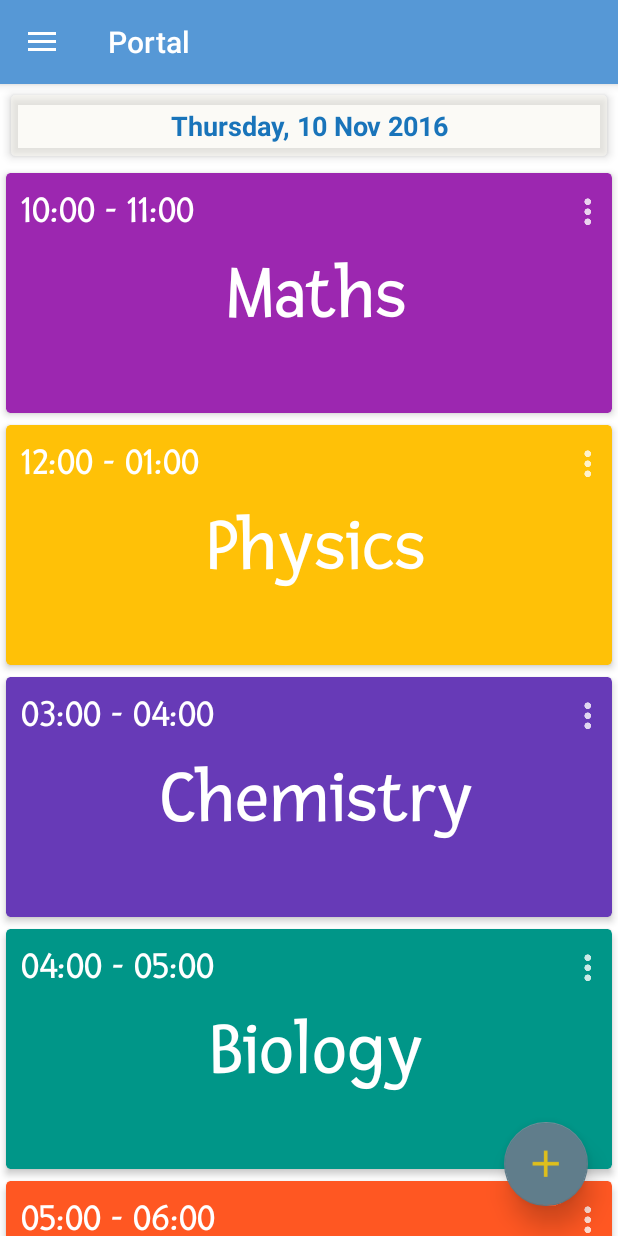
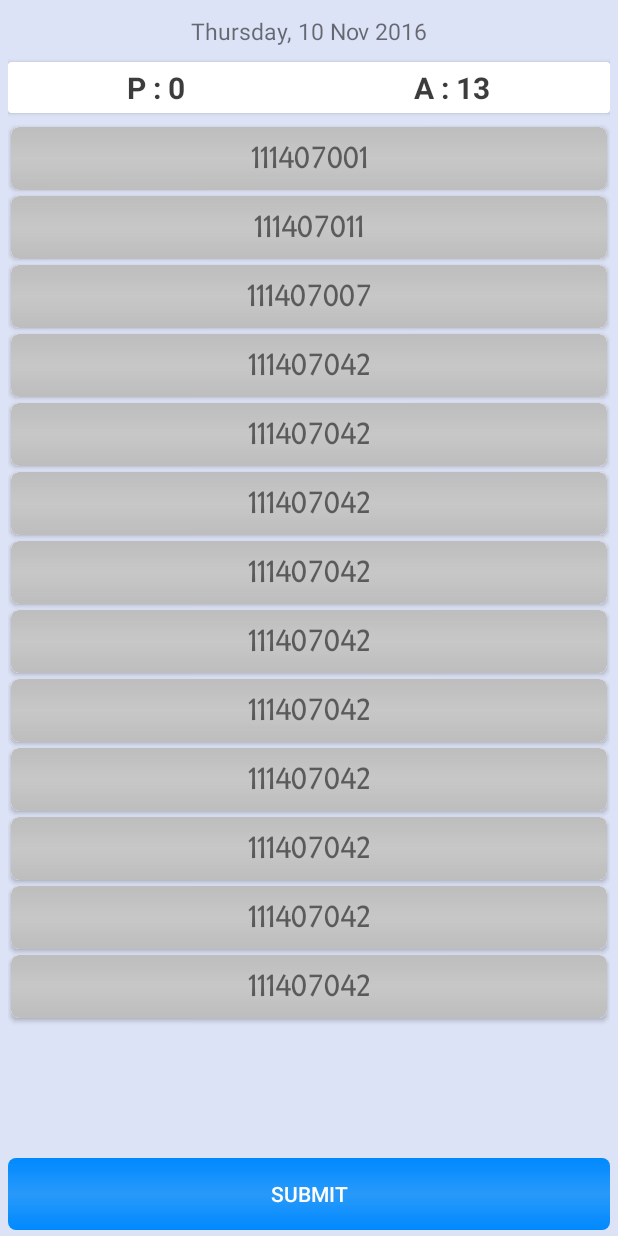
Before and after one commit to CustomAP/PortalApp, an Android app: the Today screen opened directly, with no data from a screen before it, after a tap on "10:00 - 11:00", on a phone screen of 412 x 824 dp. Run offline under Robolectric (Android 15) with nearby library versions, the phone set to English and light mode, and no system bars.

Commit message:
'Attendance' added.(design not final)

```diff
--- a/app/build.gradle
+++ b/app/build.gradle
@@ -5,7 +5,7 @@ android {
     buildToolsVersion "23.0.3"
     defaultConfig {
         applicationId "com.aceshub.portal"
-        minSdkVersion 14
+        minSdkVersion 17
         targetSdkVersion 24
         versionCode 1
         versionName "1.0"
--- a/app/src/main/AndroidManifest.xml
+++ b/app/src/main/AndroidManifest.xml
@@ -6,6 +6,7 @@
         android:allowBackup="true"
         android:icon="@mipmap/ic_launcher"
         android:label="@string/app_name"
+        android:screenOrientation="portrait"
         android:supportsRtl="true"
         android:theme="@style/AppTheme">
         <activity
@@ -42,6 +43,10 @@
 
         <activity android:name=".subjects.ui.CredsActivity"></activity>
 
+        <activity
+            android:name=".attendence.AttendanceActivity"
+            android:theme="@style/AppTheme" />
+
     </application>
 
 </manifest>
--- a/app/src/main/java/com/aceshub/portal/Today.java
+++ b/app/src/main/java/com/aceshub/portal/Today.java
@@ -56,7 +56,7 @@ public class Today extends Fragment {
 
         recyclerView = (RecyclerView) view.findViewById(R.id.today_recview);
         recyclerView.setLayoutManager(new LinearLayoutManager(getActivity()));
-        adapter = new TodayAdapter(TodayData.getData(), getActivity());
+        adapter = new TodayAdapter(TodayData.getData(), getContext());
         recyclerView.setAdapter(adapter);
 
         dateTv = (TextView) view.findViewById(R.id.today_date_tv);
--- /dev/null
+++ b/app/src/main/java/com/aceshub/portal/attendence/AttendanceActivity.java
@@ -0,0 +1,74 @@
+package com.aceshub.portal.attendence;
+
+import android.os.Bundle;
+import android.support.v7.app.AppCompatActivity;
+import android.support.v7.widget.LinearLayoutManager;
+import android.support.v7.widget.RecyclerView;
+import android.view.View;
+import android.widget.TextView;
+
+import com.aceshub.portal.R;
+
+import java.text.SimpleDateFormat;
+import java.util.ArrayList;
+import java.util.List;
+
+public class AttendanceActivity extends AppCompatActivity {
+
+    public int presentNo, absentNo;
+    TextView presentNoTv, absentNoTv;
+    TextView dateTv;
+    private RecyclerView recyclerView;
+    private MisAdapter adapter;
+
+    @Override
+    protected void onCreate(Bundle savedInstanceState) {
+        super.onCreate(savedInstanceState);
+        setContentView(R.layout.attendance);
+
+        dateTv = (TextView) findViewById(R.id.mis_date_tv);
+        dateTv.setText(new SimpleDateFormat("EEEE, dd MMM yyyy").format(System.currentTimeMillis()));
+
+        recyclerView = (RecyclerView) findViewById(R.id.mislist_recyview);
+        recyclerView.setLayoutManager(new LinearLayoutManager(this));
+        adapter = new MisAdapter(MisData.getData(), this);
+        recyclerView.setAdapter(adapter);
+
+        presentNoTv = (TextView) findViewById(R.id.present_num_tv);
+        absentNoTv = (TextView) findViewById(R.id.absent_num_tv);
+
+        MisData.clear();
+        List<MisListItem> items = new ArrayList<>();
+        items.add(new MisListItem("111407001"));
+        items.add(new MisListItem("111407011"));
+        items.add(new MisListItem("111407007"));
+        items.add(new MisListItem("111407042"));
+        items.add(new MisListItem("111407042"));
+        items.add(new MisListItem("111407042"));
+        items.add(new MisListItem("111407042"));
+        items.add(new MisListItem("111407042"));
+        items.add(new MisListItem("111407042"));
+        items.add(new MisListItem("111407042"));
+        items.add(new MisListItem("111407042"));
+        items.add(new MisListItem("111407042"));
+        items.add(new MisListItem("111407042"));
+        addItems(items);
+
+        absentNo = items.size();
+        presentNo = 0;
+
+        absentNoTv.setText("A : " + absentNo);
+        presentNoTv.setText("P : " + presentNo);
+    }
+
+    public void addItems(List<MisListItem> items) {
+        for (MisListItem item : items) {
+            MisData.addData(item);
+            adapter.notifyItemInserted(MisData.getSize() - 1);
+        }
+    }
+
+    public void submit(View view) {
+        finish();
+    }
+}
--- /dev/null
+++ b/app/src/main/java/com/aceshub/portal/attendence/MisAdapter.java
@@ -0,0 +1,72 @@
+package com.aceshub.portal.attendence;
+
+import android.content.Context;
+import android.graphics.Typeface;
+import android.support.v7.widget.CardView;
+import android.support.v7.widget.RecyclerView;
+import android.view.LayoutInflater;
+import android.view.View;
+import android.view.ViewGroup;
+import android.widget.TextView;
+
+import com.aceshub.portal.R;
+
+import java.util.List;
+
+public class MisAdapter extends RecyclerView.Adapter<MisAdapter.DataHolder> {
+
+    private List<MisListItem> data;
+
+    public MisAdapter(List<MisListItem> data, Context context) {
+        this.data = data;
+    }
+
+    @Override
+    public DataHolder onCreateViewHolder(ViewGroup parent, int viewType) {
+        View view = LayoutInflater.from(parent.getContext()).inflate(R.layout.mis_listitem, parent, false);
+        return new DataHolder(view);
+    }
+
+    @Override
+    public void onBindViewHolder(DataHolder holder, int position) {
+        MisListItem misListItem = data.get(position);
+        holder.mis_tv.setText(misListItem.getMis());
+    }
+
+    @Override
+    public int getItemCount() {
+        return data.size();
+    }
+
+    class DataHolder extends RecyclerView.ViewHolder implements RecyclerView.OnClickListener {
+
+        final int redColor;
+        private TextView mis_tv;
+        private CardView card;
+        private boolean absent = true;
+
+        DataHolder(View itemView) {
+            super(itemView);
+
+            mis_tv = (TextView) itemView.findViewById(R.id.mis_tv);
+            Typeface typeface = Typeface.createFromAsset(itemView.getContext().getAssets(), "Fresca-Regular.ttf");
+            mis_tv.setTypeface(typeface);
+
+            card = (CardView) itemView.findViewById(R.id.mis_listitem_layout);
+            card.setOnClickListener(this);
+
+            redColor = R.color.red500;
+        }
+
+        @Override
+        public void onClick(View v) {
+            if (absent) {
+                mis_tv.setBackground(v.getResources().getDrawable(R.drawable.mis_text_present));
+                absent = false;
+            } else {
+                mis_tv.setBackground(v.getResources().getDrawable(R.drawable.mis_text_absent));
+                absent = true;
+            }
+        }
+    }
+}
--- /dev/null
+++ b/app/src/main/java/com/aceshub/portal/attendence/MisData.java
@@ -0,0 +1,32 @@
+package com.aceshub.portal.attendence;
+
+import java.util.ArrayList;
+import java.util.List;
+
+public class MisData {
+
+    private static List<MisListItem> data = new ArrayList<>();
+
+    public MisData() {
+    }
+
+    public static List<MisListItem> getData() {
+        return data;
+    }
+
+    public static void setData(List<MisListItem> data) {
+        MisData.data = data;
+    }
+
+    public static void addData(MisListItem misListItem) {
+        data.add(misListItem);
+    }
+
+    public static int getSize() {
+        return data.size();
+    }
+
+    public static void clear() {
+        data.clear();
+    }
+}
--- /dev/null
+++ b/app/src/main/java/com/aceshub/portal/attendence/MisListItem.java
@@ -0,0 +1,18 @@
+package com.aceshub.portal.attendence;
+
+public class MisListItem {
+
+    private String mis;
+
+    public MisListItem(String mis) {
+        this.mis = mis;
+    }
+
+    public String getMis() {
+        return mis;
+    }
+
+    public void setMis(String mis) {
+        this.mis = mis;
+    }
+}
--- a/app/src/main/java/com/aceshub/portal/today/TodayAdapter.java
+++ b/app/src/main/java/com/aceshub/portal/today/TodayAdapter.java
@@ -1,6 +1,7 @@
 package com.aceshub.portal.today;
 
 import android.content.Context;
+import android.content.Intent;
 import android.graphics.Typeface;
 import android.support.v7.widget.CardView;
 import android.support.v7.widget.PopupMenu;
@@ -16,17 +17,20 @@ import android.widget.TextView;
 
 import com.aceshub.portal.R;
 import com.aceshub.portal.Today;
+import com.aceshub.portal.attendence.AttendanceActivity;
 
 import java.util.List;
 
 public class TodayAdapter extends RecyclerView.Adapter<TodayAdapter.DataHolder> {
 
+    Context context;
     private List<TodayListItem> data;
     private int[] colors;
 
     public TodayAdapter(List<TodayListItem> data, Context context) {
         this.data = data;
         colors = context.getResources().getIntArray(R.array.colors);
+        this.context = context;
     }
 
     @Override
@@ -82,7 +86,7 @@ public class TodayAdapter extends RecyclerView.Adapter<TodayAdapter.DataHolder>
         return data.size();
     }
 
-    class DataHolder extends RecyclerView.ViewHolder implements RecyclerView.OnClickListener {
+    class DataHolder extends RecyclerView.ViewHolder {
 
         private TextView today_time;
         private TextView today_subject;
@@ -90,7 +94,7 @@ public class TodayAdapter extends RecyclerView.Adapter<TodayAdapter.DataHolder>
         private ImageButton menu;
         private Context context;
 
-        DataHolder(View itemView) {
+        DataHolder(final View itemView) {
             super(itemView);
 
             Typeface typeface = Typeface.createFromAsset(itemView.getContext().getAssets(), "Fresca-Regular.ttf");
@@ -102,15 +106,17 @@ public class TodayAdapter extends RecyclerView.Adapter<TodayAdapter.DataHolder>
             today_subject.setTypeface(typeface);
 
             card = (CardView) itemView.findViewById(R.id.today_listitem_card);
-            card.setOnClickListener(this);
+            card.setOnClickListener(new View.OnClickListener() {
+                @Override
+                public void onClick(View v) {
+                    Intent intent = new Intent(itemView.getContext(), AttendanceActivity.class);
+                    context.startActivity(intent);
+                }
+            });
 
             menu = (ImageButton) itemView.findViewById((R.id.menu_imgbtn));
 
             context = itemView.getContext();
-        }
-
-        @Override
-        public void onClick(View v) {
         }
 
         private int getColor(String string) {
--- /dev/null
+++ b/app/src/main/res/drawable-hdpi/mis_text_absent.xml
@@ -0,0 +1,17 @@
+<?xml version="1.0" encoding="utf-8"?>
+<shape xmlns:android="http://schemas.android.com/apk/res/android">
+    <corners android:radius="5dp" />
+
+    <padding
+        android:bottom="8dp"
+        android:left="8dp"
+        android:right="8dp"
+        android:top="8dp" />
+
+    <gradient
+        android:angle="90"
+        android:centerColor="#ecf24e31"
+        android:endColor="#f3de3112"
+        android:startColor="#f3de3112"
+        android:type="linear" />
+</shape>
--- /dev/null
+++ b/app/src/main/res/drawable-hdpi/mis_text_default.xml
@@ -0,0 +1,22 @@
+<?xml version="1.0" encoding="utf-8"?>
+<shape xmlns:android="http://schemas.android.com/apk/res/android">
+    <corners android:radius="5dp" />
+    <padding
+        android:bottom="1dp"
+        android:left="1dp"
+        android:right="1dp"
+        android:top="1dp" />
+    <solid android:color="#505050" />
+    <!--<gradient
+        android:type="linear"
+        android:startColor="#00aaff"
+        android:centerColor="#c71ab9e6"
+        android:endColor="#00d4ff"
+        android:angle="45"/>-->
+    <gradient
+        android:angle="90"
+        android:centerColor="#d7bdbdbd"
+        android:endColor="#BDBDBD"
+        android:startColor="#BDBDBD"
+        android:type="linear" />
+</shape>
--- /dev/null
+++ b/app/src/main/res/drawable-hdpi/mis_text_present.xml
@@ -0,0 +1,17 @@
+<?xml version="1.0" encoding="utf-8"?>
+<shape xmlns:android="http://schemas.android.com/apk/res/android">
+    <corners android:radius="5dp" />
+
+    <padding
+        android:bottom="8dp"
+        android:left="8dp"
+        android:right="8dp"
+        android:top="8dp" />
+
+    <gradient
+        android:angle="90"
+        android:centerColor="#ec56f67b"
+        android:endColor="#23ec34"
+        android:startColor="#00ff44"
+        android:type="linear" />
+</shape>
--- /dev/null
+++ b/app/src/main/res/drawable-hdpi/submit_button_backgnd.xml
@@ -0,0 +1,26 @@
+<?xml version="1.0" encoding="utf-8"?>
+<shape xmlns:android="http://schemas.android.com/apk/res/android">
+    <corners android:radius="5dp" />
+    <padding
+        android:bottom="1dp"
+        android:left="1dp"
+        android:right="1dp"
+        android:top="1dp" />
+
+    <solid android:color="#505050" />
+
+    <!--<gradient
+        android:type="radial"
+        android:gradientRadius="1000"
+        android:centerX="50%"
+        android:centerY="50%"
+        android:startColor="#0b87f2"
+        android:centerColor="#0089ff"
+        android:angle="90"/>-->
+    <gradient
+        android:angle="90"
+        android:centerColor="#ee1b94fa"
+        android:endColor="#0089ff"
+        android:startColor="#0089ff"
+        android:type="linear" />
+</shape>
--- /dev/null
+++ b/app/src/main/res/layout/attendance.xml
@@ -0,0 +1,79 @@
+<?xml version="1.0" encoding="utf-8"?>
+<LinearLayout xmlns:android="http://schemas.android.com/apk/res/android"
+    xmlns:tools="http://schemas.android.com/tools"
+    android:id="@+id/activity_attendance"
+    android:layout_width="match_parent"
+    android:layout_height="match_parent"
+    android:background="#dde3f6"
+    android:orientation="vertical"
+    android:paddingEnd="5dp"
+    android:paddingStart="5dp"
+    tools:context="com.aceshub.portal.attendence.AttendanceActivity">
+
+    <TextView
+        android:id="@+id/mis_date_tv"
+        android:layout_width="match_parent"
+        android:layout_height="wrap_content"
+        android:layout_marginTop="10dp"
+        android:gravity="center"
+        android:text=""
+        android:textSize="15sp" />
+
+    <android.support.v7.widget.CardView
+        android:layout_width="match_parent"
+        android:layout_height="wrap_content"
+        android:layout_marginTop="10dp"
+        android:background="#0099ff">
+
+        <LinearLayout
+            android:layout_width="match_parent"
+            android:layout_height="wrap_content"
+            android:orientation="horizontal"
+            android:padding="3dp">
+
+            <TextView
+                android:id="@+id/present_num_tv"
+                android:layout_width="wrap_content"
+                android:layout_height="wrap_content"
+                android:layout_weight="1"
+                android:gravity="center"
+                android:text="P : 64"
+                android:textColor="#c3000000"
+                android:textSize="20sp"
+                android:textStyle="bold" />
+
+            <TextView
+                android:id="@+id/absent_num_tv"
+                android:layout_width="wrap_content"
+                android:layout_height="wrap_content"
+                android:layout_weight="1"
+                android:gravity="center"
+                android:text="A : 12"
+                android:textColor="#c3000000"
+                android:textSize="20sp"
+                android:textStyle="bold" />
+        </LinearLayout>
+
+    </android.support.v7.widget.CardView>
+
+    <android.support.v7.widget.RecyclerView
+        android:id="@+id/mislist_recyview"
+        android:layout_width="match_parent"
+        android:layout_height="0dp"
+        android:layout_marginTop="7dp"
+        android:layout_weight="1">
+
+    </android.support.v7.widget.RecyclerView>
+
+    <Button
+        android:layout_width="match_parent"
+        android:layout_height="wrap_content"
+        android:layout_gravity="center"
+        android:layout_marginBottom="4dp"
+        android:layout_marginTop="-50dp"
+        android:background="@drawable/submit_button_backgnd"
+        android:onClick="submit"
+        android:text="SUBMIT"
+        android:textColor="#FFFFFF" />
+
+</LinearLayout>
--- a/app/src/main/res/layout/login.xml
+++ b/app/src/main/res/layout/login.xml
@@ -3,14 +3,14 @@
     xmlns:android="http://schemas.android.com/apk/res/android"
     xmlns:app="http://schemas.android.com/apk/res-auto"
     xmlns:tools="http://schemas.android.com/tools"
-    android:orientation="vertical"
     android:layout_width="match_parent"
     android:layout_height="match_parent"
+    android:background="#4689cb"
+    android:orientation="vertical"
+    android:paddingBottom="@dimen/activity_vertical_margin"
     android:paddingLeft="@dimen/activity_horizontal_margin"
     android:paddingRight="@dimen/activity_horizontal_margin"
     android:paddingTop="@dimen/activity_vertical_margin"
-    android:paddingBottom="@dimen/activity_vertical_margin"
-    android:background="#4689cb"
     tools:context="com.aceshub.portal.Login">
 
 
@@ -25,88 +25,87 @@
 
             <android.support.v7.widget.CardView
                 android:layout_width="match_parent"
+                android:layout_height="380dp"
+                android:layout_below="@+id/textView3"
+                android:layout_centerHorizontal="true"
+                android:layout_marginTop="45dp"
+                android:foregroundGravity="center"
                 app:cardCornerRadius="10dp"
                 app:cardElevation="10dp"
-                android:foregroundGravity="center"
-                app:cardMaxElevation="10dp"
-                android:layout_height="380dp"
-                android:layout_marginTop="45dp"
-                android:layout_below="@+id/textView3"
-                android:layout_centerHorizontal="true"
-                >
+                app:cardMaxElevation="10dp">
 
                 <RelativeLayout
-                    android:orientation="vertical"
                     android:layout_width="match_parent"
                     android:layout_height="match_parent"
+                    android:orientation="vertical"
                     >
 
                     <Button
-                        android:text="Sign in"
+                        android:id="@+id/button4"
                         android:layout_width="match_parent"
                         android:layout_height="35dp"
-                        android:id="@+id/button4"
                         android:layout_below="@+id/textInputLayout2"
-                        android:layout_marginTop="40dp"
                         android:layout_marginLeft="20dp"
                         android:layout_marginRight="20dp"
+                        android:layout_marginTop="40dp"
                         android:background="@drawable/button"
                         android:elevation="10dp"
+                        android:text="Sign in"
                         android:textSize="15sp"/>
 
                     <ImageView
+                        android:id="@+id/imageView"
                         android:layout_width="60dp"
                         android:layout_height="60dp"
-                        app:srcCompat="@drawable/ic_menu_gallery"
-                        android:id="@+id/imageView"
                         android:layout_alignParentTop="true"
                         android:layout_centerHorizontal="true"
-                        android:layout_marginTop="20dp" />
+                        android:layout_marginTop="20dp"
+                        app:srcCompat="@drawable/ic_menu_gallery" />
 
                     <android.support.design.widget.TextInputLayout
+                        android:id="@+id/textInputLayout1"
                         android:layout_width="match_parent"
                         android:layout_height="wrap_content"
-                        android:id="@+id/textInputLayout1"
                         android:layout_below="@+id/imageView"
                         android:layout_marginTop="30dp">
 
                         <EditText
+                            android:id="@+id/editText1"
                             android:layout_width="match_parent"
                             android:layout_height="wrap_content"
-                            android:inputType="textEmailAddress"
-                            android:ems="10"
-                            android:id="@+id/editText1"
-                            android:hint="Username"
-                            android:fontFamily="sans-serif-light"
                             android:layout_alignParentLeft="true"
                             android:layout_alignParentStart="true"
-                            android:layout_marginTop="40dp"
                             android:layout_marginLeft="20dp"
                             android:layout_marginRight="20dp"
+                            android:layout_marginTop="40dp"
+                            android:ems="10"
+                            android:fontFamily="sans-serif-light"
+                            android:hint="Username"
+                            android:inputType="textEmailAddress"
                             android:textSize="20sp" />
 
                     </android.support.design.widget.TextInputLayout>
 
                     <android.support.design.widget.TextInputLayout
+                        android:id="@+id/textInputLayout2"
                         android:layout_width="match_parent"
                         android:layout_height="wrap_content"
-                        android:layout_marginTop="15dp"
-                        android:id="@+id/textInputLayout2"
+                        android:layout_alignParentLeft="true"
+                        android:layout_alignParentStart="true"
                         android:layout_below="@+id/textInputLayout1"
-                        android:layout_alignParentLeft="true"
-                        android:layout_alignParentStart="true">
+                        android:layout_marginTop="15dp">
 
                         <EditText
+                            android:id="@+id/editText2"
                             android:layout_width="match_parent"
                             android:layout_height="wrap_content"
-                            android:inputType="textPassword"
+                            android:layout_marginLeft="20dp"
+                            android:layout_marginRight="20dp"
                             android:ems="10"
-                            android:id="@+id/editText2"
                             android:fontFamily="sans-serif-light"
                             android:hint="Password"
-                            android:textSize="20sp"
-                            android:layout_marginLeft="20dp"
-                            android:layout_marginRight="20dp" />
+                            android:inputType="textPassword"
+                            android:textSize="20sp" />
 
                     </android.support.design.widget.TextInputLayout>
 
@@ -116,16 +115,16 @@
             </android.support.v7.widget.CardView>
 
             <TextView
-                android:text="Portal"
+                android:id="@+id/textView3"
                 android:layout_width="wrap_content"
                 android:layout_height="wrap_content"
-                android:id="@+id/textView3"
-                android:fontFamily="sans-serif"
-                android:textSize="30sp"
-                android:textColor="#ffffff"
                 android:layout_alignParentTop="true"
                 android:layout_centerHorizontal="true"
-                android:layout_marginTop="30dp"/>
+                android:layout_marginTop="30dp"
+                android:fontFamily="sans-serif"
+                android:text="Portal"
+                android:textColor="#ffffff"
+                android:textSize="30sp" />
 
         </RelativeLayout>
 
--- /dev/null
+++ b/app/src/main/res/layout/mis_listitem.xml
@@ -0,0 +1,20 @@
+<?xml version="1.0" encoding="utf-8"?>
+<android.support.v7.widget.CardView xmlns:android="http://schemas.android.com/apk/res/android"
+    xmlns:app="http://schemas.android.com/apk/res-auto"
+    android:id="@+id/mis_listitem_layout"
+    android:layout_width="match_parent"
+    android:layout_height="wrap_content"
+    android:layout_margin="2dp"
+    app:cardCornerRadius="5dp">
+
+    <TextView
+        android:id="@+id/mis_tv"
+        android:layout_width="match_parent"
+        android:layout_height="match_parent"
+        android:background="@drawable/mis_text_default"
+        android:gravity="center"
+        android:padding="8dp"
+        android:text="item"
+        android:textSize="22sp" />
+
+</android.support.v7.widget.CardView>
```
